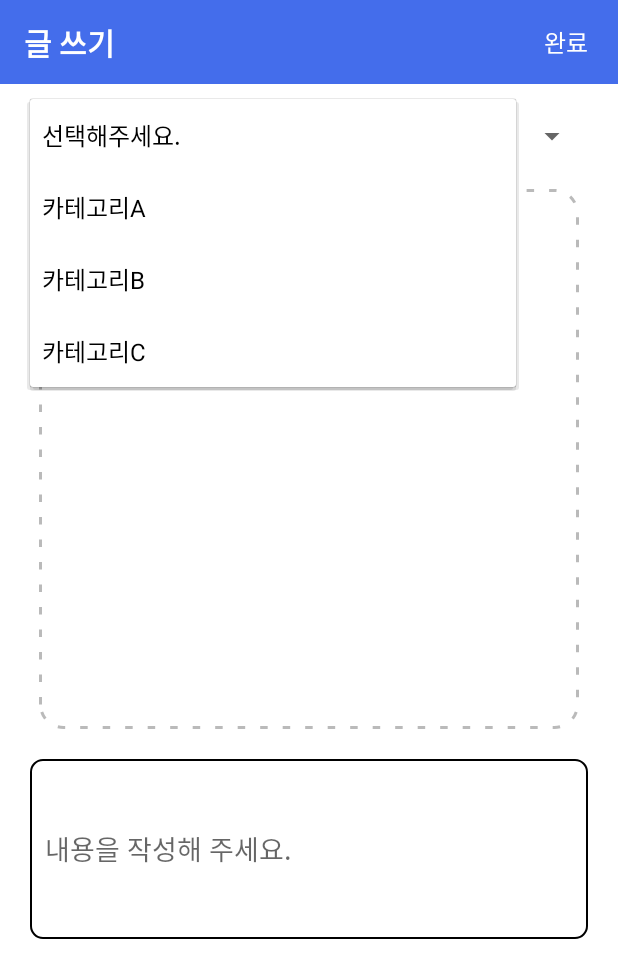
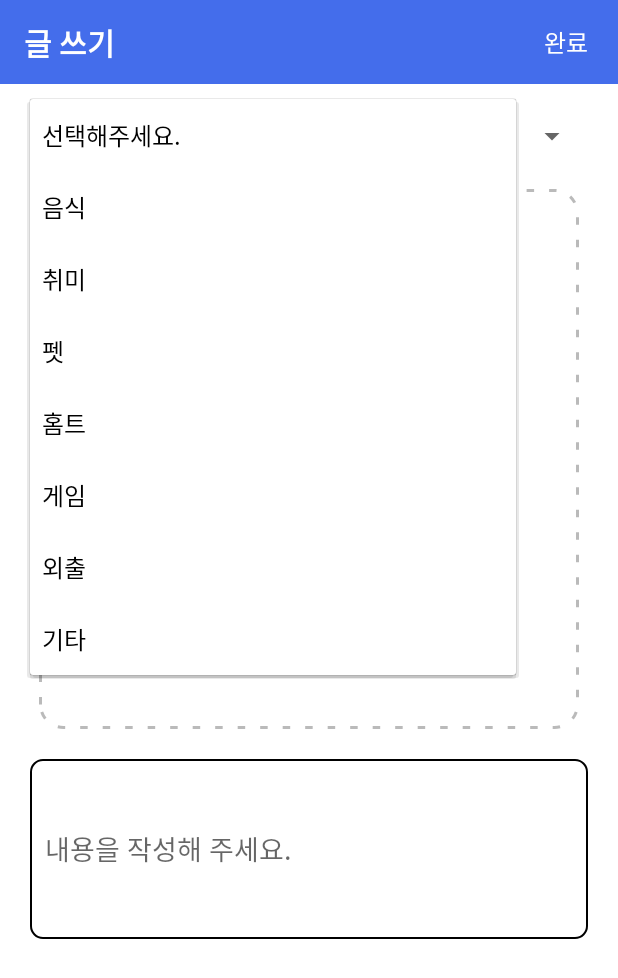
Before and after one commit to hyejunn/ImHome, an Android app: the WriteFragment screen opened through its navigation route, after a tap on "선택해주세요.", on a phone screen of 412 x 824 dp. Shown: the top 978 px of the screen. Run offline under Robolectric (Android 15) with nearby library versions, the phone set to English and light mode, and no system bars; our stand-ins replace Firebase (no records; nobody signed in at launch, a user with empty details on screens opened directly), RxJava, data binding.

Commit message:
I'mHome ver.1.0.2

```diff
--- a/app/build.gradle
+++ b/app/build.gradle
@@ -14,8 +14,8 @@ android {
         applicationId "com.apptive.android.imhome"
         minSdk 26
         targetSdk 32
-        versionCode 1
-        versionName "1.0"
+        versionCode 3
+        versionName "1.0.2"
 
         testInstrumentationRunner "androidx.test.runner.AndroidJUnitRunner"
     }
--- a/app/src/main/java/com/apptive/android/imhome/feed/FeedAdapter.kt
+++ b/app/src/main/java/com/apptive/android/imhome/feed/FeedAdapter.kt
@@ -19,7 +19,6 @@ import com.google.firebase.storage.FirebaseStorage
 import java.util.*
 
 class FeedAdapter(categoryList:List<String>):BaseAdapter<RecyclerView.ViewHolder,Feed>() {
-
 
     interface CategoryCallBackListener{
         fun onCategorySelectChangeCallback(clickedItem:List<String>)
--- a/app/src/main/java/com/apptive/android/imhome/write/WriteFragment.kt
+++ b/app/src/main/java/com/apptive/android/imhome/write/WriteFragment.kt
@@ -66,7 +66,7 @@ class WriteFragment: BaseFragment() {
             else {
                 // db에 저장
 
-                val id = DateUtility.formatDate(Date(),"yyyyMMdd")
+                val id = DateUtility.formatDate(Date(),"yyyyMMddHHmmss")
                 val feed= Feed(id,UserInfoManager.getNickname().toString(), Date(),id,content,category)
                 feedInteractor.createDataWithId(id, feed)
 
--- a/app/src/main/res/layout/fragment_login.xml
+++ b/app/src/main/res/layout/fragment_login.xml
@@ -27,6 +27,7 @@
         android:background="@drawable/drawable_r30"
         android:backgroundTint="@color/bright_grey"
         android:hint="비밀번호"
+        android:inputType="textPassword"
         android:padding="15dp"
         android:textSize="18sp"
         app:layout_constraintEnd_toEndOf="@+id/idLogin"
@@ -85,8 +86,8 @@
         android:id="@+id/textView"
         android:layout_width="wrap_content"
         android:layout_height="wrap_content"
-        android:fontFamily="sans-serif-medium"
-        android:text="I들을 위한 일상공유 플랫폼"
+        android:fontFamily="serif"
+        android:text="'I'들을 위한 일상공유 플랫폼"
         android:textColor="@color/black"
         android:textSize="18sp"
         android:textStyle="bold"
--- a/app/src/main/res/values/array.xml
+++ b/app/src/main/res/values/array.xml
@@ -2,8 +2,13 @@
 <resources>
     <string-array name="categories">
         <item>선택해주세요.</item>
-        <item>카테고리A</item>
-        <item>카테고리B</item>
-        <item>카테고리C</item>
+        <item>음식</item>
+        <item>취미</item>
+        <item>펫</item>
+        <item>홈트</item>
+        <item>게임</item>
+        <item>외출</item>
+        <item>기타</item>
+
     </string-array>
 </resources>
```
